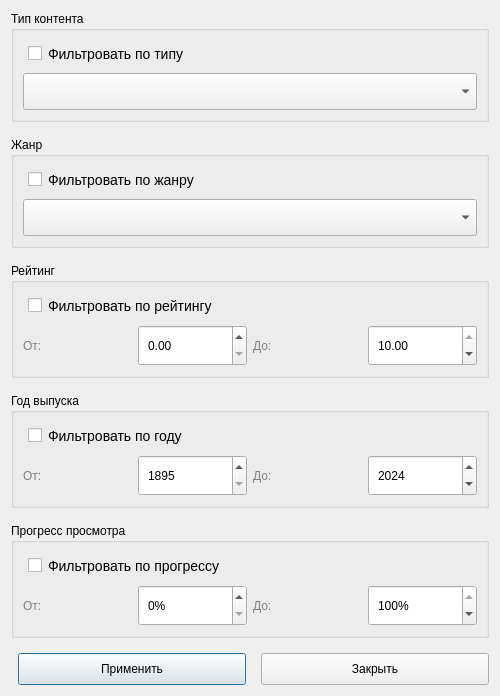
The window that ui/filter.ui (venterum/ReelKeeper) describes before a commit, drawn with Qt 5.
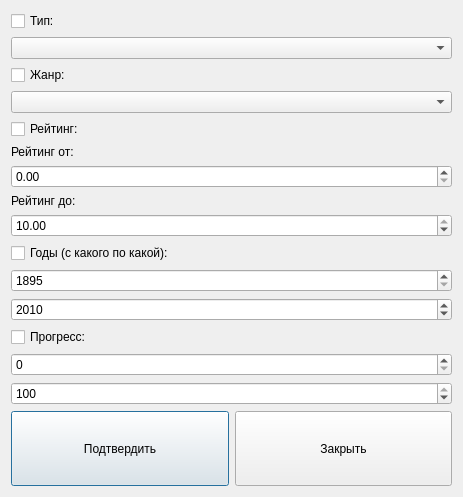
The same window after the commit.

Commit message: Хотфикс файла интерфейса

Patch:
```diff
--- a/ui/filter.ui
+++ b/ui/filter.ui
@@ -6,99 +6,49 @@
    <rect>
     <x>0</x>
     <y>0</y>
-    <width>500</width>
-    <height>600</height>
+    <width>463</width>
+    <height>415</height>
    </rect>
   </property>
   <property name="windowTitle">
    <string>Фильтры</string>
   </property>
-  <property name="styleSheet">
-   <string>
-    QDialog {
-      padding: 20px;
-    }
-    QCheckBox {
-      font-size: 14px;
-      padding: 5px;
-    }
-    QLabel {
-      font-size: 12px;
-      color: gray;
-    }
-    QPushButton {
-      padding: 8px;
-      min-width: 100px;
-    }
-    QComboBox, QSpinBox, QDoubleSpinBox {
-      padding: 5px;
-      min-height: 25px;
-    }
-   </string>
-  </property>
   <layout class="QVBoxLayout" name="verticalLayout">
-   <property name="spacing">
-    <number>15</number>
-   </property>
    <item>
-    <widget class="QGroupBox" name="typeGroup">
-     <property name="title">
-      <string>Тип контента</string>
-     </property>
-     <layout class="QVBoxLayout" name="typeLayout">
+    <layout class="QHBoxLayout" name="horizontalLayout">
+     <item>
+      <layout class="QVBoxLayout" name="verticalLayout_2">
       <item>
        <widget class="QCheckBox" name="checkBoxType">
         <property name="text">
-         <string>Фильтровать по типу</string>
+          <string>Тип:</string>
         </property>
        </widget>
       </item>
       <item>
        <widget class="QComboBox" name="typeCombo"/>
       </item>
-     </layout>
-    </widget>
-   </item>
-   
-   <item>
-    <widget class="QGroupBox" name="genreGroup">
-     <property name="title">
-      <string>Жанр</string>
-     </property>
-     <layout class="QVBoxLayout" name="genreLayout">
       <item>
        <widget class="QCheckBox" name="checkBoxGenre">
         <property name="text">
-         <string>Фильтровать по жанру</string>
+          <string>Жанр:</string>
         </property>
        </widget>
       </item>
       <item>
        <widget class="QComboBox" name="genreCombo"/>
       </item>
-     </layout>
-    </widget>
-   </item>
-
-   <item>
-    <widget class="QGroupBox" name="ratingGroup">
-     <property name="title">
-      <string>Рейтинг</string>
-     </property>
-     <layout class="QVBoxLayout" name="ratingLayout">
       <item>
        <widget class="QCheckBox" name="checkBoxRating">
         <property name="text">
-         <string>Фильтровать по рейтингу</string>
+          <string>Рейтинг: </string>
         </property>
        </widget>
       </item>
-      <item>
-       <layout class="QHBoxLayout" name="ratingRangeLayout">
         <item>
          <widget class="QLabel" name="ratingLabel">
           <property name="text">
-           <string>От:</string>
+          <string>Рейтинг от:</string>
           </property>
          </widget>
         </item>
@@ -115,7 +65,7 @@
         <item>
          <widget class="QLabel" name="ratingLabelTo">
           <property name="text">
-           <string>До:</string>
+          <string>Рейтинг до:</string>
           </property>
          </widget>
         </item>
@@ -132,31 +82,10 @@
           </property>
          </widget>
         </item>
-       </layout>
-      </item>
-     </layout>
-    </widget>
-   </item>
-
-   <item>
-    <widget class="QGroupBox" name="yearsGroup">
-     <property name="title">
-      <string>Год выпуска</string>
-     </property>
-     <layout class="QVBoxLayout" name="yearsLayout">
       <item>
        <widget class="QCheckBox" name="checkBoxYears">
         <property name="text">
-         <string>Фильтровать по году</string>
-        </property>
-       </widget>
-      </item>
-      <item>
-       <layout class="QHBoxLayout" name="yearsRangeLayout">
-        <item>
-         <widget class="QLabel" name="yearFromLabel">
-          <property name="text">
-           <string>От:</string>
+          <string>Годы (с какого по какой):</string>
           </property>
          </widget>
         </item>
@@ -173,13 +102,6 @@
           </property>
          </widget>
         </item>
-        <item>
-         <widget class="QLabel" name="yearToLabel">
-          <property name="text">
-           <string>До:</string>
-          </property>
-         </widget>
-        </item>
         <item>
          <widget class="QSpinBox" name="yearUpToSpin">
           <property name="minimum">
@@ -189,60 +111,22 @@
            <number>2100</number>
           </property>
           <property name="value">
-           <number>2024</number>
+          <number>2010</number>
           </property>
          </widget>
         </item>
-       </layout>
-      </item>
-     </layout>
-    </widget>
-   </item>
-
-   <item>
-    <widget class="QGroupBox" name="progressGroup">
-     <property name="title">
-      <string>Прогресс просмотра</string>
-     </property>
-     <layout class="QVBoxLayout" name="progressLayout">
       <item>
        <widget class="QCheckBox" name="checkBoxProgress">
         <property name="text">
-         <string>Фильтровать по прогрессу</string>
+          <string>Прогресс:</string>
         </property>
        </widget>
       </item>
       <item>
-       <layout class="QHBoxLayout" name="progressRangeLayout">
-        <item>
-         <widget class="QLabel" name="progressFromLabel">
-          <property name="text">
-           <string>От:</string>
-          </property>
-         </widget>
-        </item>
-        <item>
-         <widget class="QSpinBox" name="spinProgressFrom">
-          <property name="suffix">
-           <string>%</string>
-          </property>
-          <property name="maximum">
-           <number>100</number>
-          </property>
-         </widget>
-        </item>
-        <item>
-         <widget class="QLabel" name="progressToLabel">
-          <property name="text">
-           <string>До:</string>
-          </property>
-         </widget>
+        <widget class="QSpinBox" name="spinProgressFrom"/>
         </item>
         <item>
          <widget class="QSpinBox" name="spinProgressUpTo">
-          <property name="suffix">
-           <string>%</string>
-          </property>
           <property name="maximum">
            <number>100</number>
           </property>
@@ -251,34 +135,43 @@
           </property>
          </widget>
         </item>
-       </layout>
-      </item>
-     </layout>
-    </widget>
-   </item>
-
    <item>
     <layout class="QHBoxLayout" name="buttonsLayout">
-     <item>
-      <spacer name="horizontalSpacer">
-       <property name="orientation">
-        <enum>Qt::Horizontal</enum>
-       </property>
-      </spacer>
-     </item>
      <item>
       <widget class="QPushButton" name="saveButton">
+           <property name="sizePolicy">
+            <sizepolicy hsizetype="Minimum" vsizetype="Fixed">
+             <horstretch>0</horstretch>
+             <verstretch>0</verstretch>
+            </sizepolicy>
+           </property>
+           <property name="minimumSize">
+            <size>
+             <width>75</width>
+             <height>75</height>
+            </size>
+           </property>
        <property name="text">
-        <string>Применить</string>
+            <string>Подтвердить</string>
        </property>
       </widget>
      </item>
      <item>
       <widget class="QPushButton" name="closeButton">
+           <property name="minimumSize">
+            <size>
+             <width>75</width>
+             <height>75</height>
+            </size>
+           </property>
        <property name="text">
         <string>Закрыть</string>
        </property>
       </widget>
+         </item>
+        </layout>
+       </item>
+      </layout>
      </item>
     </layout>
    </item>
```
Lines whose indentation alone changed are shown as unchanged.
